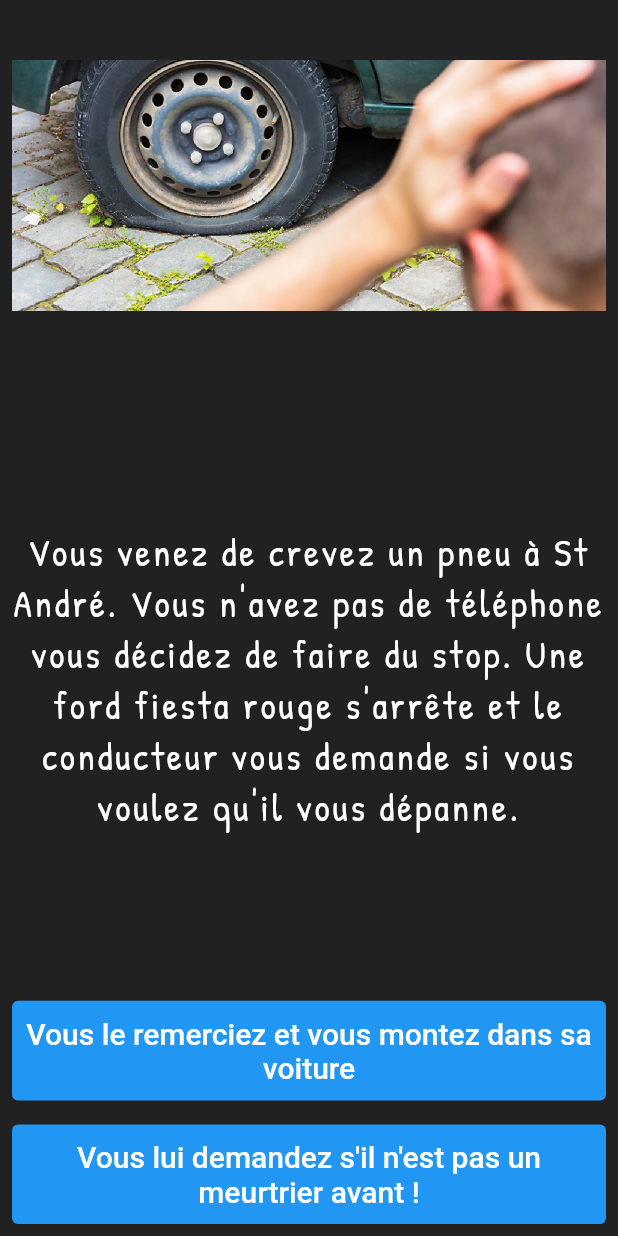
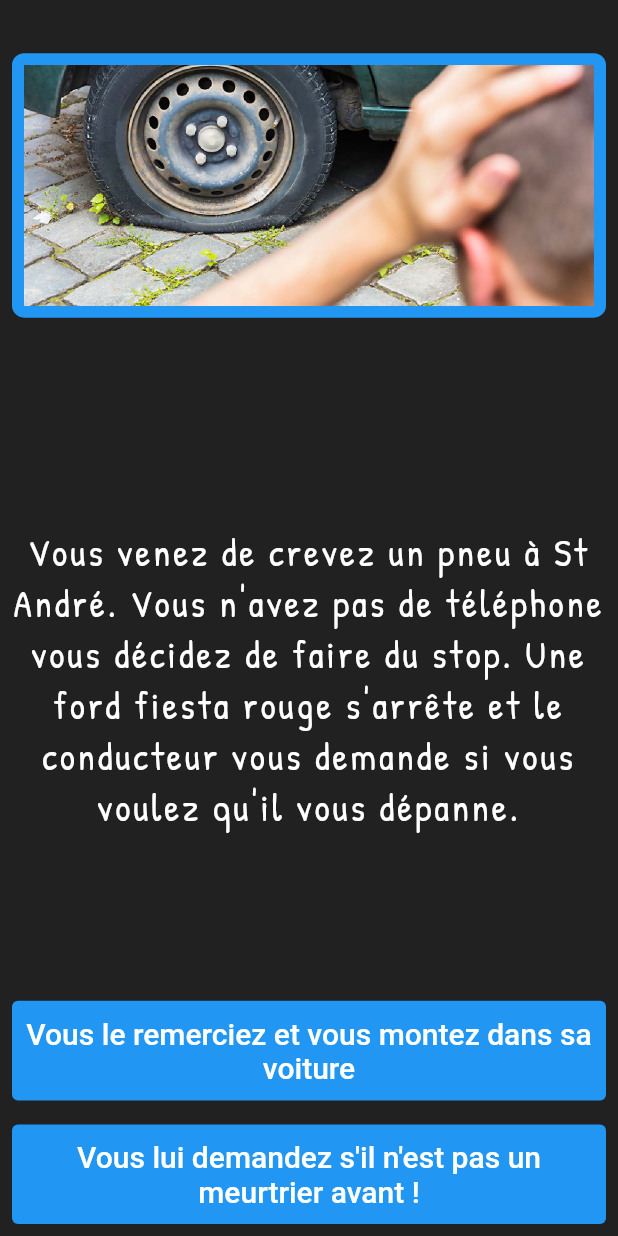
Before and after one commit to Ryll974/activestory, a Flutter app: the screen it shows after launch, on a phone screen of 412 x 824 dp. Run offline on Flutter 3.47's test engine with Material 2 defaults, Android fonts, the light colour scheme and no system bars.

Commit message:
Version 1.1 - ajout de bordures autour de l'image (bleues, arrondies)

```diff
--- a/lib/main.dart
+++ b/lib/main.dart
@@ -31,9 +31,18 @@ class _Story extends State<Story> {
             child: Padding(
               padding: const EdgeInsets.all(8.0),
               child: Center(
-                child: Image(
-                  // l'image doit être de taille : 1280 x 540
-                  image: AssetImage(histoire[storyNumber].storyImage),
+                child: Container(
+                  decoration: BoxDecoration(
+                    border: Border.all(
+                      color: Colors.blue,
+                      width: 8,
+                    ),
+                    borderRadius: BorderRadius.circular(8.0),
+                  ),
+                  child: Image(
+                    // l'image doit être de taille : 1280 x 540
+                    image: AssetImage(histoire[storyNumber].storyImage),
+                  ),
                 ),
               ),
             )),
```
